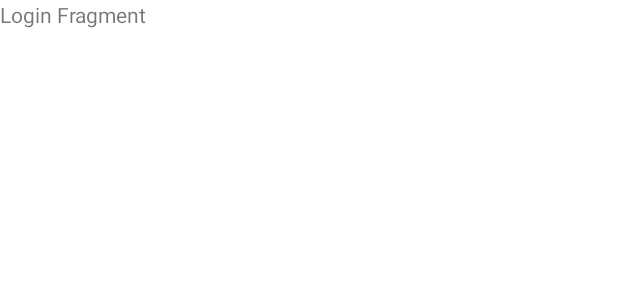
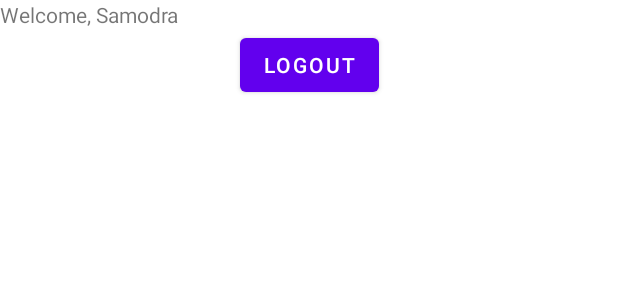
Before and after one commit to saamodra/Doize, an Android app: the layout fragment_dashboard.xml on its own in the app's theme, with its tools: preview values and no code run, on a phone screen of 412 x 824 dp. Shown: the top 300 px of the screen. Run offline under Robolectric (Android 15) with nearby library versions, the light colour scheme and no system bars.

Commit message:
Add logout functional

```diff
--- a/app/src/main/res/layout/fragment_dashboard.xml
+++ b/app/src/main/res/layout/fragment_dashboard.xml
@@ -1,12 +1,24 @@
 <?xml version="1.0" encoding="utf-8"?>
 <androidx.constraintlayout.widget.ConstraintLayout xmlns:android="http://schemas.android.com/apk/res/android"
     android:layout_width="match_parent"
+    xmlns:app="http://schemas.android.com/apk/res-auto"
+    xmlns:tools="http://schemas.android.com/tools"
     android:layout_height="match_parent">
 
     <TextView
         android:id="@+id/txtDashboardWelcome"
-        android:text="Login Fragment"
         android:layout_width="match_parent"
-        android:layout_height="match_parent" />
+        android:layout_height="wrap_content"
+        app:layout_constraintTop_toTopOf="parent"
+        tools:text="Welcome, Samodra" />
+
+    <Button
+        android:id="@+id/btnLogout"
+        android:layout_width="wrap_content"
+        android:layout_height="wrap_content"
+        android:text="Logout"
+        app:layout_constraintEnd_toEndOf="parent"
+        app:layout_constraintStart_toStartOf="parent"
+        app:layout_constraintTop_toBottomOf="@+id/txtDashboardWelcome" />
 
 </androidx.constraintlayout.widget.ConstraintLayout>
```
Also changed, not shown: app/src/main/java/id/kelompok04/doize/ui/activity/LoginActivity.java (+7 -3 lines), app/src/main/java/id/kelompok04/doize/ui/activity/MainActivity.java (+6 -2 lines), app/src/main/java/id/kelompok04/doize/ui/fragment/DashboardFragment.java (+18 -3 lines).
